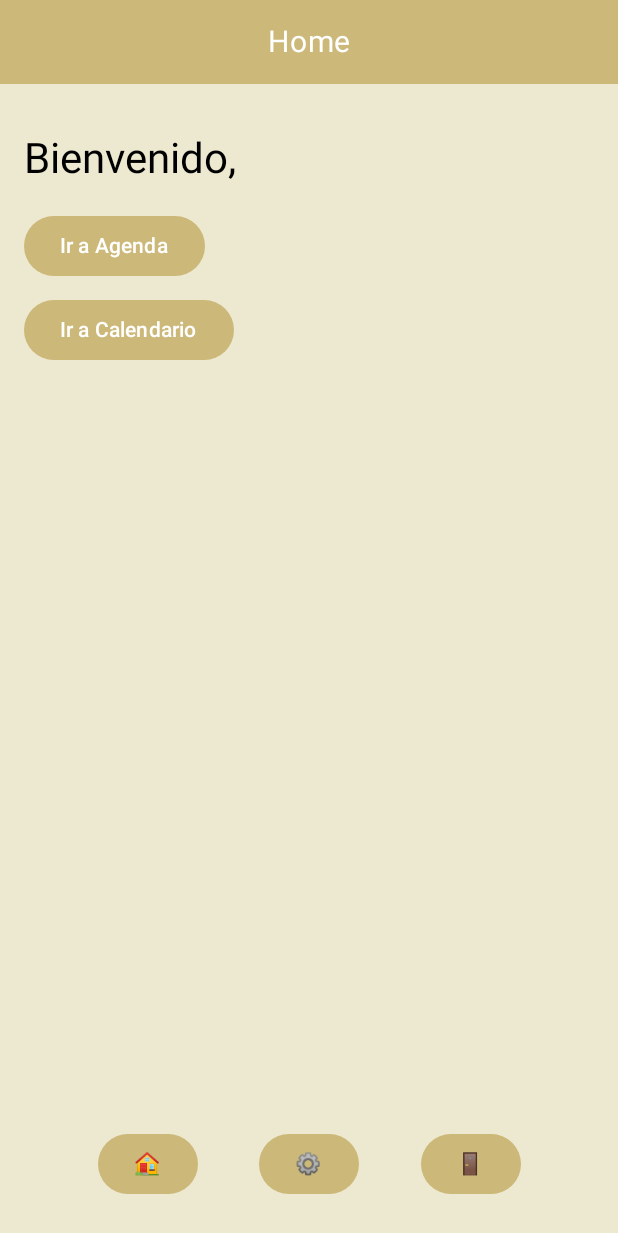
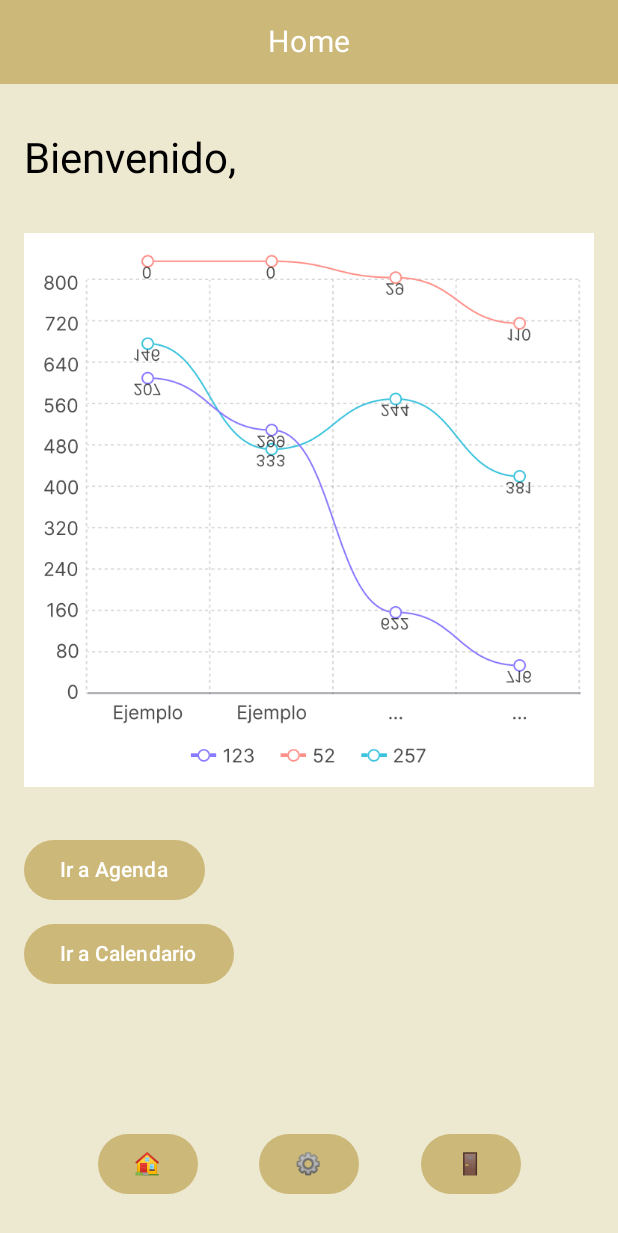
Before and after one commit to displayboi/CRM_Android, an Android app built with Jetpack Compose: the HomePage screen opened through its navigation route, on a phone screen of 412 x 824 dp. Shown: the top 1233 px of the screen. Run offline under Robolectric (Android 15) with nearby library versions, the phone set to English and light mode, and no system bars; our stand-ins replace Firebase (no records; nobody signed in at launch, a user with empty details on screens opened directly).

```diff
--- a/app/src/main/java/com/example/crm_bueno2/screens/HomePage.kt
+++ b/app/src/main/java/com/example/crm_bueno2/screens/HomePage.kt
@@ -2,22 +2,36 @@ package com.example.crm_bueno2.screens
 
 
 
+import androidx.compose.foundation.Image
 import androidx.compose.foundation.background
+import androidx.compose.foundation.isSystemInDarkTheme
 import androidx.compose.foundation.layout.*
 import androidx.compose.material3.*
 import androidx.compose.runtime.Composable
+import androidx.compose.runtime.remember
 import androidx.compose.ui.Modifier
+import androidx.compose.ui.res.painterResource
 import androidx.compose.ui.unit.dp
 import androidx.navigation.NavController
+import com.example.crm_bueno2.R
 import com.example.crm_bueno2.components.Footer
 import com.example.crm_bueno2.components.Header
 import com.google.firebase.auth.FirebaseAuth
 
 @Composable
-fun HomePage(navController: NavController) {
+fun HomePage(navController: NavController, isDarkTheme: Boolean = isSystemInDarkTheme()) {
     val auth = FirebaseAuth.getInstance()
     val email = auth.currentUser?.email
     val username = email?.substringBefore("@") ?: "Usuario"
+
+    val imageRes = remember(isDarkTheme) {
+        if (isDarkTheme) {
+            R.drawable._024_12_10_130022 // Imagen para el modo oscuro
+        } else {
+            R.drawable._024_12_10_125756 // Imagen para el modo claro
+        }
+    }
+
     Column(
         modifier = Modifier
             .fillMaxSize()
@@ -40,6 +54,15 @@ fun HomePage(navController: NavController) {
             )
             Spacer(modifier = Modifier.height(16.dp))
 
+            Image(
+                painter = painterResource(id = imageRes),
+                contentDescription = "Imagen de Bienvenida",
+                modifier = Modifier
+                    .fillMaxWidth()
+                    .height(400.dp) // Ajusta el tamaño según tu diseño
+            )
+            Spacer(modifier = Modifier.height(16.dp))
+
             Button(onClick = { navController.navigate("agenda") }) {
                 Text("Ir a Agenda")
             }
```
